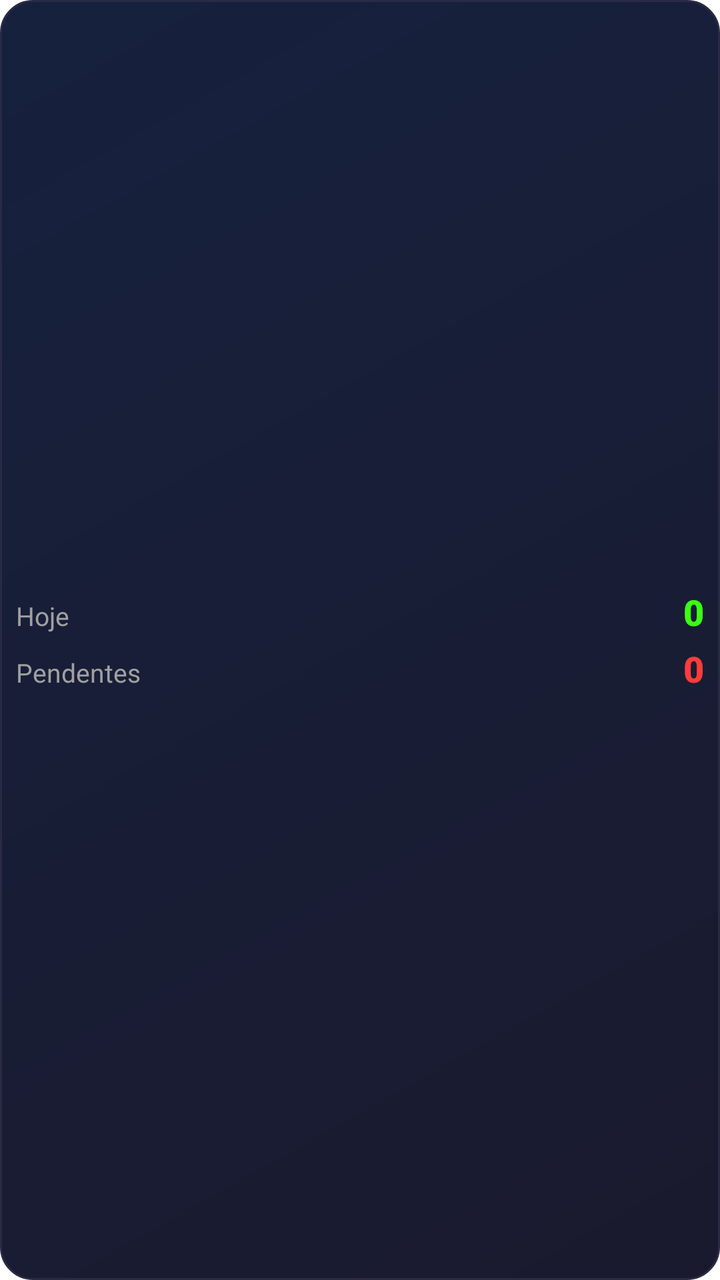
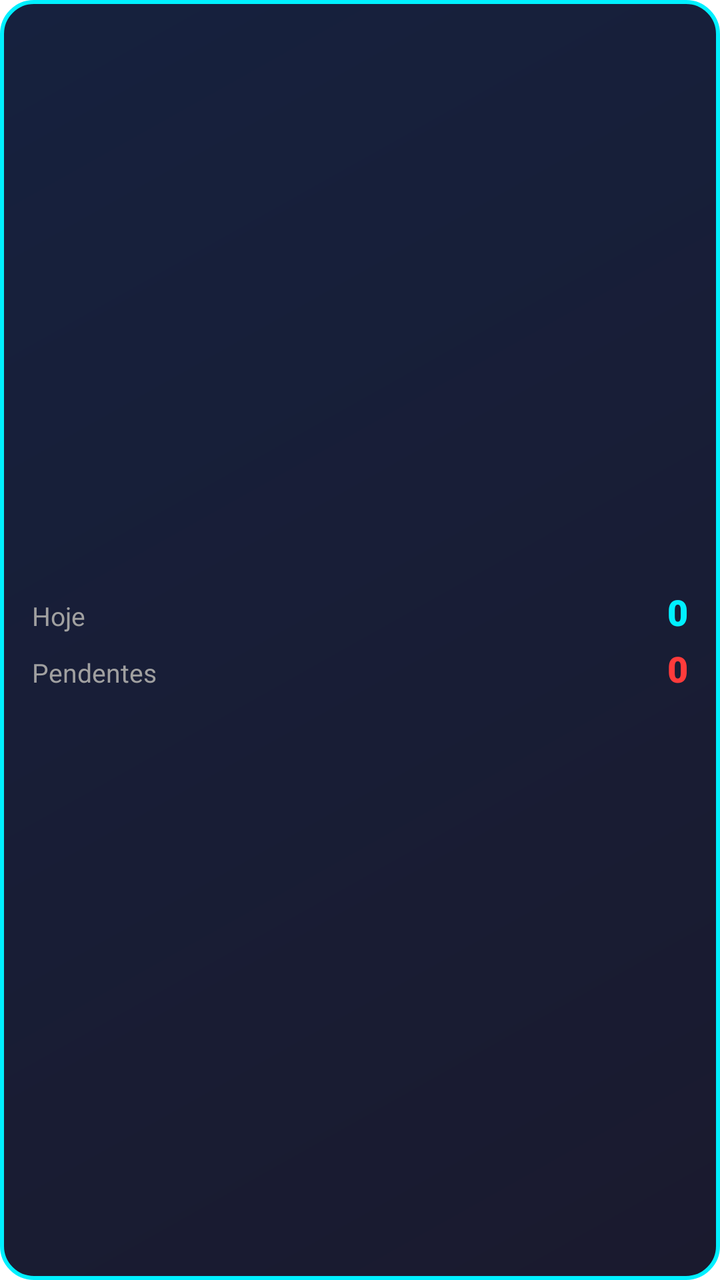

Screens rendered from an Android XML layout before and after an edit, with the pre-edit source and the edit as a unified diff.
<!-- AndroidManifest.xml: fallback theme Theme.MaterialComponents.DayNight.NoActionBar -->
<!-- res/layout/looply_widget.xml -->
<?xml version="1.0" encoding="utf-8"?>
<LinearLayout xmlns:android="http://schemas.android.com/apk/res/android"
    android:id="@+id/widget_root"
    android:layout_width="match_parent"
    android:layout_height="match_parent"
    android:orientation="vertical"
    android:gravity="center"
    android:background="@drawable/looply_widget_background"
    android:padding="8dp">

    
    

    
    <LinearLayout
        android:layout_width="match_parent"
        android:layout_height="wrap_content"
        android:orientation="horizontal"
        android:layout_marginBottom="4dp">

        <TextView
            android:layout_width="0dp"
            android:layout_height="wrap_content"
            android:layout_weight="1"
            android:text="Hoje"
            android:textSize="13sp"
            android:textColor="#A0A0A0" />

        <TextView
            android:id="@+id/widget_today_value"
            android:layout_width="wrap_content"
            android:layout_height="wrap_content"
            android:text="0"
            android:textSize="18sp"
            android:textStyle="bold"
            android:fontFamily="sans-serif-black"
            android:textColor="#39FF14" />
    </LinearLayout>

    
    <LinearLayout
        android:layout_width="match_parent"
        android:layout_height="wrap_content"
        android:orientation="horizontal">

        <TextView
            android:layout_width="0dp"
            android:layout_height="wrap_content"
            android:layout_weight="1"
            android:text="Pendentes"
            android:textSize="13sp"
            android:textColor="#A0A0A0" />

        <TextView
            android:id="@+id/widget_pending_value"
            android:layout_width="wrap_content"
            android:layout_height="wrap_content"
            android:text="0"
            android:textSize="18sp"
            android:textStyle="bold"
            android:fontFamily="sans-serif-black"
            android:textColor="#FF3B3B" />
    </LinearLayout>

    
    

</LinearLayout>
<!-- resources referenced by this layout -->
<resources>
  <!-- drawable looply_widget_background (drawable) -->
  <?xml version="1.0" encoding="utf-8"?>
  <shape xmlns:android="http://schemas.android.com/apk/res/android"
      android:shape="rectangle">
      <corners android:radius="16dp" />
      <gradient
          android:type="linear"
          android:angle="135"
          android:startColor="#1A1A2E"
          android:endColor="#16213E" />
      <stroke
          android:width="1dp"
          android:color="#2A2A45" />
  </shape>
</resources>

<!-- the commit's change to res/layout/looply_widget.xml (unified diff, before → after) -->
@@ -6,7 +6,10 @@
     android:orientation="vertical"
     android:gravity="center"
     android:background="@drawable/looply_widget_background"
-    android:padding="8dp">
+    android:paddingStart="16dp"
+    android:paddingEnd="16dp"
+    android:paddingTop="8dp"
+    android:paddingBottom="8dp">
 
     
     
@@ -34,7 +37,7 @@
             android:textSize="18sp"
             android:textStyle="bold"
             android:fontFamily="sans-serif-black"
-            android:textColor="#39FF14" />
+            android:textColor="#00F0FF" />
     </LinearLayout>
 
     
<!-- resource entries referenced after the edit -->
@@ -11,8 +11,8 @@
           android:startColor="#1A1A2E"
           android:endColor="#16213E" />
       <stroke
-          android:width="1dp"
-          android:color="#2A2A45" />
+          android:width="2dp"
+          android:color="#00F0FF" />
   </shape>
 </resources>
 
